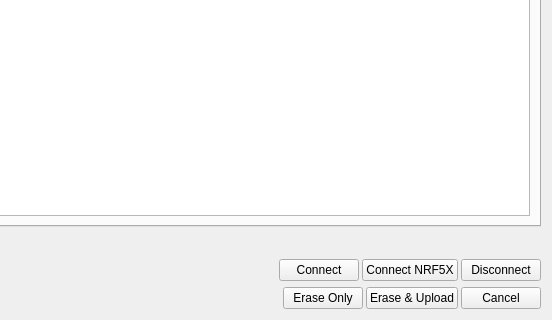
This is pages/pageswdprog.ui in vedderb/vesc_tool as Qt 5 draws it before an edit; both pictures show x 317 to 869 and y 218 to 538 of the 869 by 538 pixel window. The edited form follows.
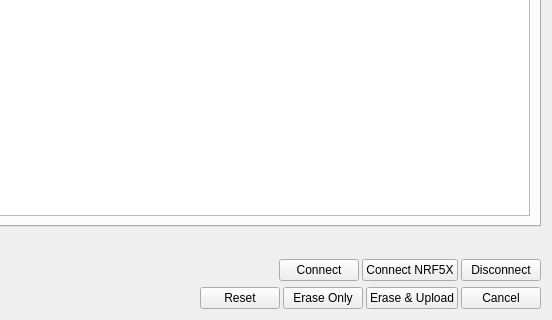
This is the edited form. Icons and pictures are not drawn. Custom widgets are drawn as their Qt base class.

Commit message: Added reset button and support for more MCUs to swdprog

```diff
--- a/pages/pageswdprog.ui
+++ b/pages/pageswdprog.ui
@@ -273,6 +273,17 @@
        </property>
       </widget>
      </item>
+     <item>
+      <widget class="QPushButton" name="resetButton">
+       <property name="text">
+        <string>Reset</string>
+       </property>
+       <property name="icon">
+        <iconset resource="../res.qrc">
+         <normaloff>:/res/icons/Restart-96.png</normaloff>:/res/icons/Restart-96.png</iconset>
+       </property>
+      </widget>
+     </item>
      <item>
       <widget class="QPushButton" name="eraseFlashButton">
        <property name="text">
```
The commit also changes 2 other files.
